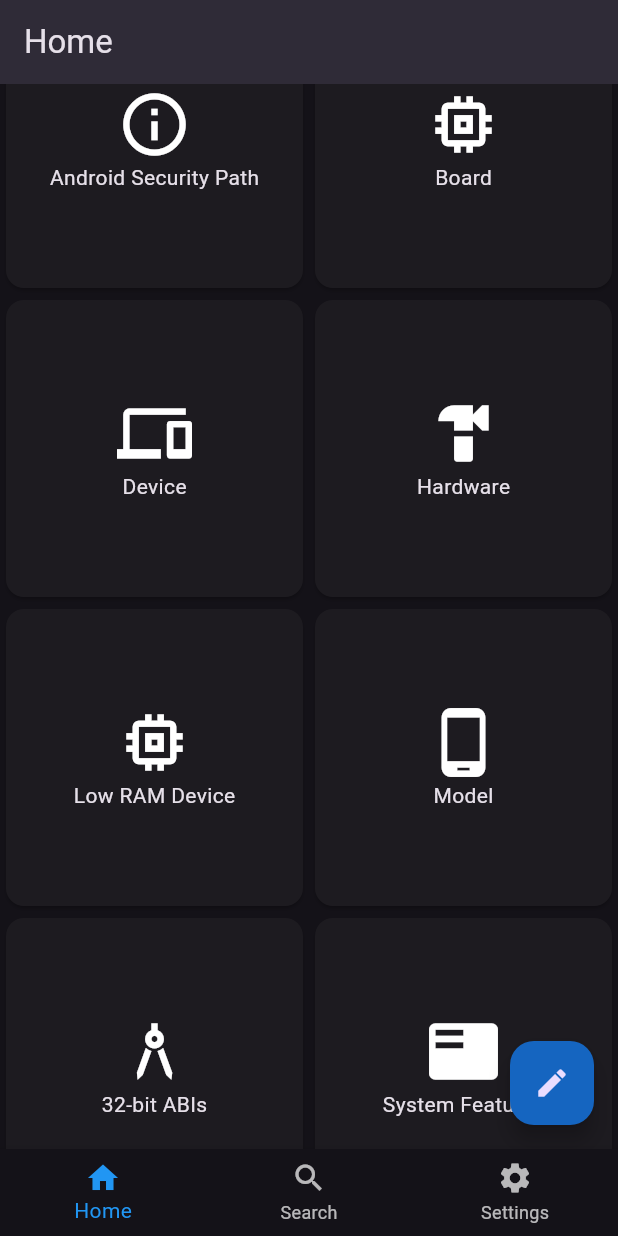
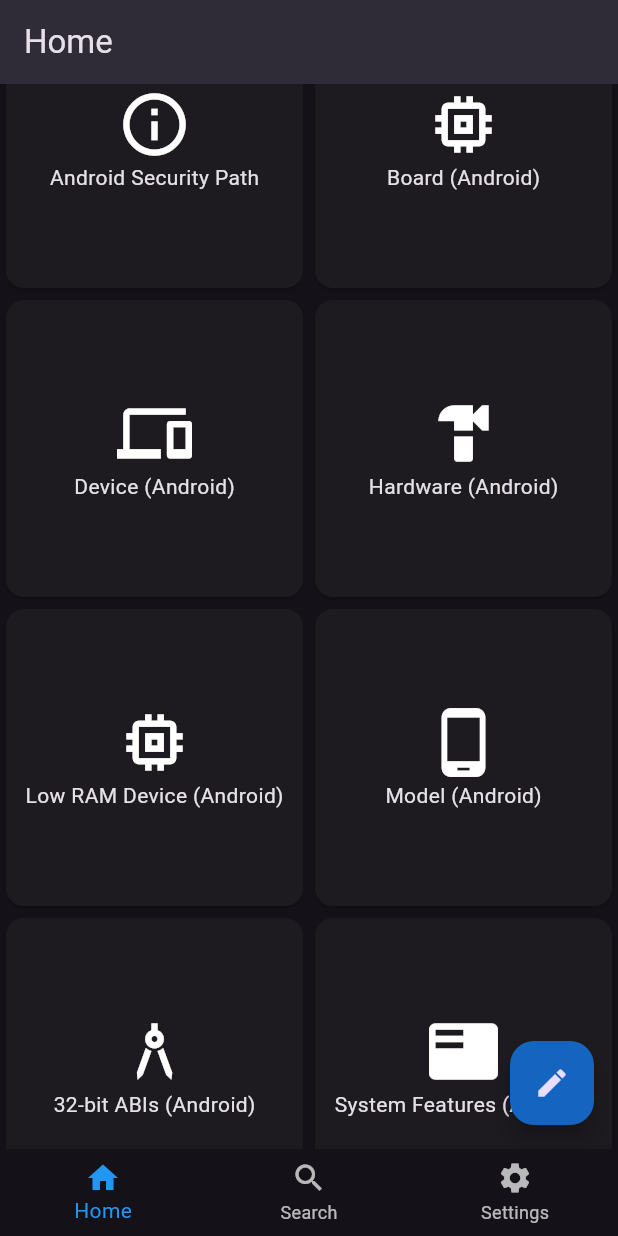
Before and after one commit to spageektti/sapphire, a Flutter app: the screen it shows after launch, scrolled down 576 dp, on a phone screen of 412 x 824 dp. Run offline on Flutter 3.47's test engine with Material 3 defaults, Android fonts, the phone set to English and light mode, and no system bars; our stand-ins replace decimal, device_info_plus, easy_localization, shared_preferences; missing offline and left inert: country_flags, flutter_math_fork; statements that could not run were skipped.

Commit message:
Add translations; update lists

```diff
--- a/lib/default_home_list.dart
+++ b/lib/default_home_list.dart
@@ -25,7 +25,12 @@
 */
 
 List<List<int>> defaultHomeList = [
-  [0, 1, 2, 3],
+  [
+    0,
+    1,
+    2,
+    3,
+  ],
   [
     4,
     5,
@@ -54,7 +59,23 @@ List<List<int>> defaultHomeList = [
     28,
     29,
     30,
-    31,
+    31
+  ],
+  [
+    32,
+    33,
+    34,
+    35,
+    36,
+    37,
+    38,
+    39,
+    40,
+    41,
+    42,
+    43,
+    44,
+    45,
   ],
 ];
 
--- a/lib/function_list.dart
+++ b/lib/function_list.dart
@@ -56,6 +56,20 @@ import 'package:sapphire/functions/android/supported_abis.dart';
 import 'package:sapphire/functions/android/type.dart';
 import 'package:sapphire/functions/android/version_incremental.dart';
 import 'package:sapphire/functions/android/version_sdk_int.dart';
+import 'package:sapphire/functions/ios/identifier_for_vendor.dart';
+import 'package:sapphire/functions/ios/is_physical_device.dart' as ios_physical;
+import 'package:sapphire/functions/ios/model.dart' as ios_model;
+import 'package:sapphire/functions/ios/name.dart';
+import 'package:sapphire/functions/ios/system_version.dart';
+import 'package:sapphire/functions/ios/utsname_nodename.dart';
+import 'package:sapphire/functions/ios/utsname_sysname.dart';
+import 'package:sapphire/functions/ios/is_ios_app_on_mac.dart';
+import 'package:sapphire/functions/ios/localized_model.dart';
+import 'package:sapphire/functions/ios/model_name.dart';
+import 'package:sapphire/functions/ios/system_name.dart';
+import 'package:sapphire/functions/ios/utsname_machine.dart';
+import 'package:sapphire/functions/ios/utsname_release.dart';
+import 'package:sapphire/functions/ios/utsname_version.dart';
 
 class FunctionItem {
   final Widget widget;
@@ -328,4 +342,116 @@ List<FunctionItem> functionList = [
     tags: ['android', 'version_sdk_int'],
     index: 31,
   ),
+  FunctionItem(
+    widget: const IdentifierForVendorWidget(),
+    name: 'identifierForVendor',
+    author: 'spageektti',
+    icon: Icons.perm_identity,
+    tags: ['ios', 'identifier_for_vendor'],
+    index: 32,
+  ),
+  FunctionItem(
+    widget: const ios_physical.IsPhysicalDeviceWidget(),
+    name: 'iosisPhysicalDevice',
+    author: 'spageektti',
+    icon: Icons.device_hub,
+    tags: ['ios', 'physical_device'],
+    index: 33,
+  ),
+  FunctionItem(
+    widget: const ios_model.ModelWidget(),
+    name: 'iosmodel',
+    author: 'spageektti',
+    icon: Icons.phone_android,
+    tags: ['ios', 'model'],
+    index: 34,
+  ),
+  FunctionItem(
+    widget: const NameWidget(),
+    name: 'name',
+    author: 'spageektti',
+    icon: Icons.text_fields,
+    tags: ['ios', 'name'],
+    index: 35,
+  ),
+  FunctionItem(
+    widget: const SystemVersionWidget(),
+    name: 'systemVersion',
+    author: 'spageektti',
+    icon: Icons.system_update,
+    tags: ['ios', 'system_version'],
+    index: 36,
+  ),
+  FunctionItem(
+    widget: const UtsnameNodenameWidget(),
+    name: 'utsnameNodename',
+    author: 'spageektti',
+    icon: Icons.computer,
+    tags: ['ios', 'utsname_nodename'],
+    index: 37,
+  ),
+  FunctionItem(
+    widget: const UtsnameSysnameWidget(),
+    name: 'utsnameSysname',
+    author: 'spageektti',
+    icon: Icons.system_security_update,
+    tags: ['ios', 'utsname_sysname'],
+    index: 38,
+  ),
+  FunctionItem(
+    widget: const IsIosAppOnMacWidget(),
+    name: 'isIosAppOnMac',
+    author: 'spageektti',
+    icon: Icons.desktop_mac,
+    tags: ['ios', 'is_ios_app_on_mac'],
+    index: 39,
+  ),
+  FunctionItem(
+    widget: const LocalizedModelWidget(),
+    name: 'localizedModel',
+    author: 'spageektti',
+    icon: Icons.language,
+    tags: ['ios', 'localized_model'],
+    index: 40,
+  ),
+  FunctionItem(
+    widget: const ModelNameWidget(),
+    name: 'modelName',
+    author: 'spageektti',
+    icon: Icons.phone_iphone,
+    tags: ['ios', 'model_name'],
+    index: 41,
+  ),
+  FunctionItem(
+    widget: const SystemNameWidget(),
+    name: 'systemName',
+    author: 'spageektti',
+    icon: Icons.system_update_alt,
+    tags: ['ios', 'system_name'],
+    index: 42,
+  ),
+  FunctionItem(
+    widget: const UtsnameMachineWidget(),
+    name: 'utsnameMachine',
+    author: 'spageektti',
+    icon: Icons.memory,
+    tags: ['ios', 'utsname_machine'],
+    index: 43,
+  ),
+  FunctionItem(
+    widget: const UtsnameReleaseWidget(),
+    name: 'utsnameRelease',
+    author: 'spageektti',
+    icon: Icons.update,
+    tags: ['ios', 'utsname_release'],
+    index: 44,
+  ),
+  FunctionItem(
+    widget: const UtsnameVersionWidget(),
+    name: 'utsnameVersion',
+    author: 'spageektti',
+    icon: Icons.verified,
+    tags: ['ios', 'utsname_version'],
+    index: 45,
+  ),
 ];
```
Also changed, not shown: assets/translations/en-US.json (+99 -28 lines), assets/translations/pl-PL.json (+72 -1 lines).
